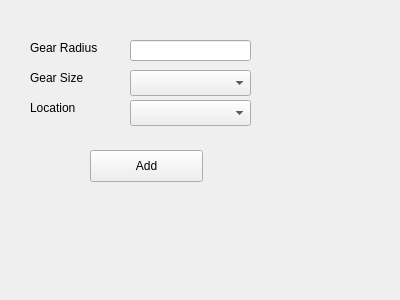
Qt form finals/gear_creator/ui/gear-creator.ui (ajbennet/python-vfx) before a commit.
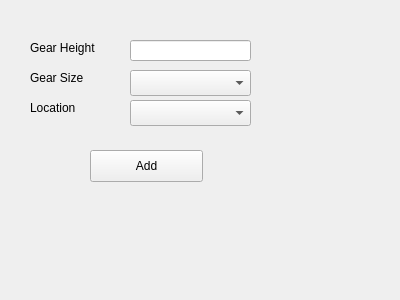
The same form after that commit.

Patch:
```diff
--- a/finals/gear_creator/ui/gear-creator.ui
+++ b/finals/gear_creator/ui/gear-creator.ui
@@ -43,7 +43,7 @@
     </rect>
    </property>
    <property name="text">
-    <string>Gear Radius</string>
+    <string>Gear Height</string>
    </property>
   </widget>
   <widget class="QLabel" name="label_2">
```
